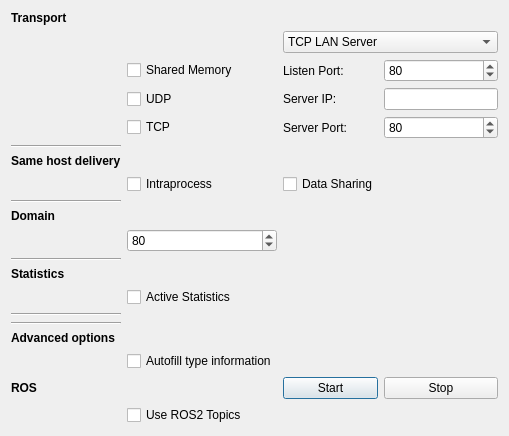
eProsima/ShapesDemo, file forms/participantdialog.ui: the form before one commit.
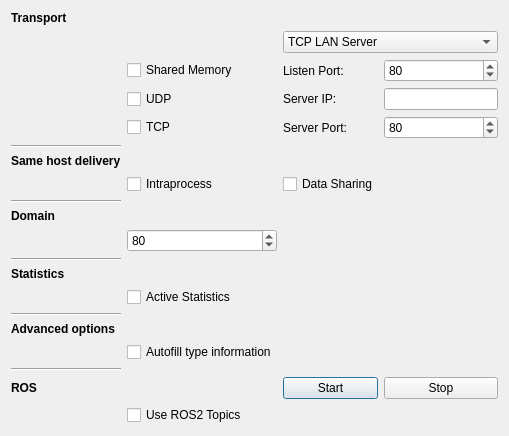
The form after the commit.

Commit message: Refs #20031: Fix UI for ROS 2 env

```diff
--- a/forms/participantdialog.ui
+++ b/forms/participantdialog.ui
@@ -162,21 +162,14 @@
     </widget>
    </item>
    <item row="21" column="0">
-    <widget class="Line" name="line_5">
-     <property name="orientation">
-      <enum>Qt::Horizontal</enum>
-     </property>
-    </widget>
-   </item>
-   <item row="22" column="0">
     <widget class="Line" name="line_3">
      <property name="orientation">
       <enum>Qt::Horizontal</enum>
      </property>
     </widget>
    </item>
-   <item row="23" column="0">
-    <widget class="QLabel" name="label_6">
+   <item row="22" column="0">
+    <widget class="QLabel" name="label_9">
      <property name="font">
       <font>
        <weight>75</weight>
@@ -188,13 +181,20 @@
      </property>
     </widget>
    </item>
-   <item row="24" column="1">
+   <item row="23" column="1">
     <widget class="QCheckBox" name="typeinformationCheckBox">
      <property name="text">
       <string>Autofill type information</string>
      </property>
     </widget>
    </item>
+    <item row="24" column="0">
+    <widget class="Line" name="line_5">
+     <property name="orientation">
+      <enum>Qt::Horizontal</enum>
+     </property>
+    </widget>
+   </item>
    <item row="25" column="0">
     <widget class="QLabel" name="label_12">
      <property name="font">
```
